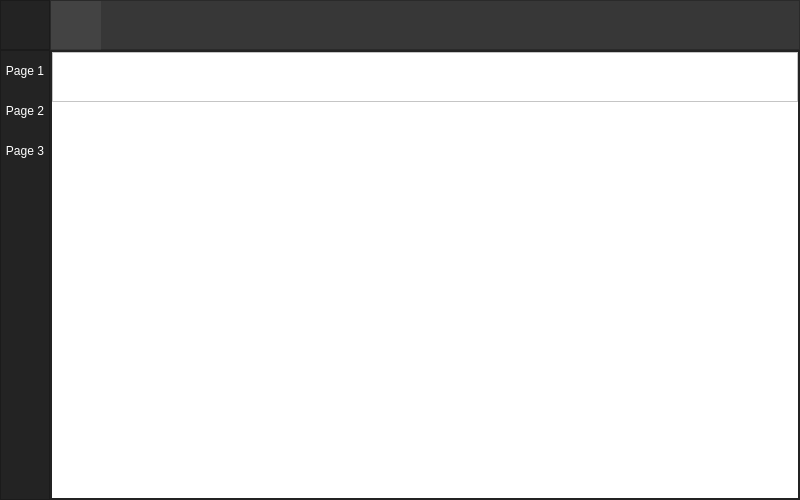
This is uis/res/ui_main.ui in GorgeousOne/TaskManagementApp as Qt 5 draws it before an edit. The edited form follows.
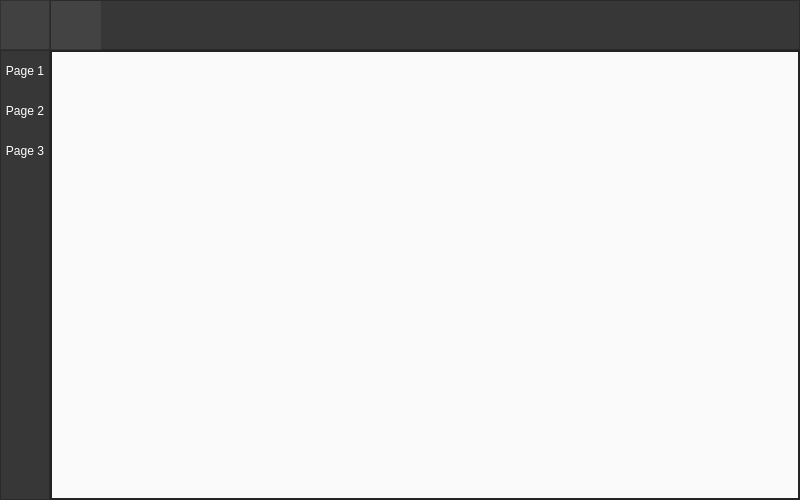
This is the edited form. Icons and pictures are not drawn.

Commit message: about to change some colors

Patch:
```diff
--- a/uis/res/ui_main.ui
+++ b/uis/res/ui_main.ui
@@ -94,7 +94,7 @@
           </size>
          </property>
          <property name="styleSheet">
-          <string notr="true">background-color: rgb(35, 35, 35);</string>
+          <string notr="true">background-color: rgb(65, 65, 65);</string>
          </property>
          <property name="frameShape">
           <enum>QFrame::StyledPanel</enum>
@@ -284,7 +284,7 @@
          </property>
          <property name="styleSheet">
           <string notr="true">QFrame {
-	background-color: rgb(35, 35, 35);
+	background-color: rgb(55, 55, 55);
 }
 
 .QPushButton {
@@ -453,7 +453,7 @@
                   </rect>
                  </property>
                  <property name="styleSheet">
-                  <string notr="true">background-color: white;</string>
+                  <string notr="true">background-color: rgb(250, 250, 250);</string>
                  </property>
                  <layout class="QVBoxLayout" name="verticalLayout_9">
                   <property name="leftMargin">
@@ -469,23 +469,27 @@
                    <number>0</number>
                   </property>
                   <item alignment="Qt::AlignTop">
-                   <widget class="QFrame" name="note_timeline_frame">
-                    <property name="minimumSize">
-                     <size>
-                      <width>0</width>
-                      <height>50</height>
-                     </size>
-                    </property>
+                   <widget class="QFrame" name="timeline_area">
                     <property name="styleSheet">
                      <string notr="true"/>
                     </property>
-                    <property name="frameShape">
-                     <enum>QFrame::StyledPanel</enum>
-                    </property>
-                    <property name="frameShadow">
-                     <enum>QFrame::Raised</enum>
-                    </property>
-                    <layout class="QVBoxLayout" name="verticalLayout_10"/>
+                    <layout class="QVBoxLayout" name="verticalLayout_10">
+                     <property name="spacing">
+                      <number>10</number>
+                     </property>
+                     <property name="leftMargin">
+                      <number>15</number>
+                     </property>
+                     <property name="topMargin">
+                      <number>15</number>
+                     </property>
+                     <property name="rightMargin">
+                      <number>15</number>
+                     </property>
+                     <property name="bottomMargin">
+                      <number>15</number>
+                     </property>
+                    </layout>
                    </widget>
                   </item>
                  </layout>
```
Left out of the diff: 4 changed lines with no effect on the pictures. The commit also changes 8 other files.
